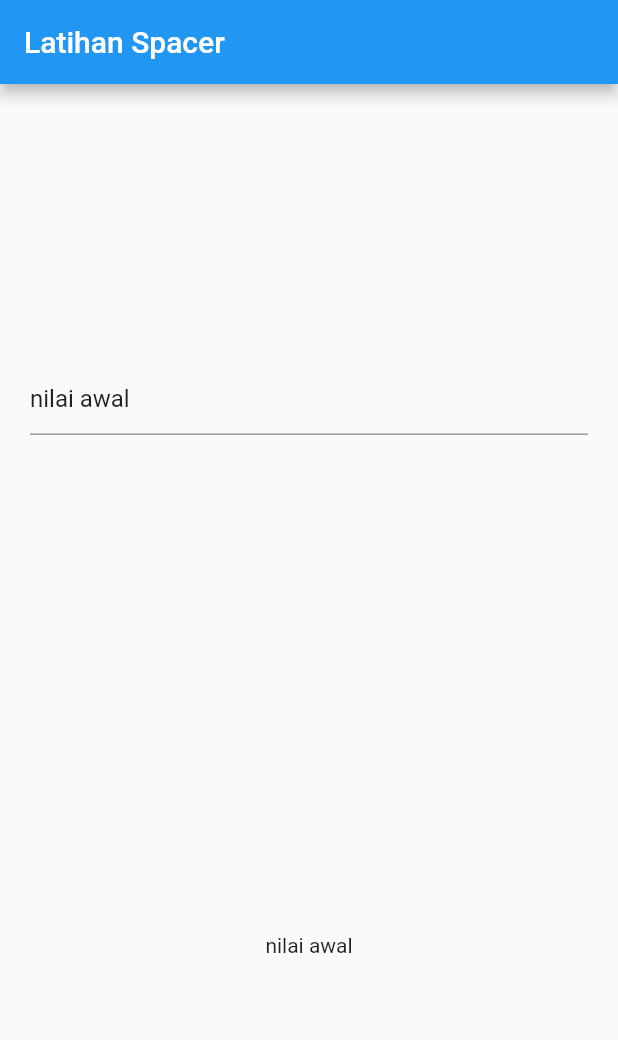
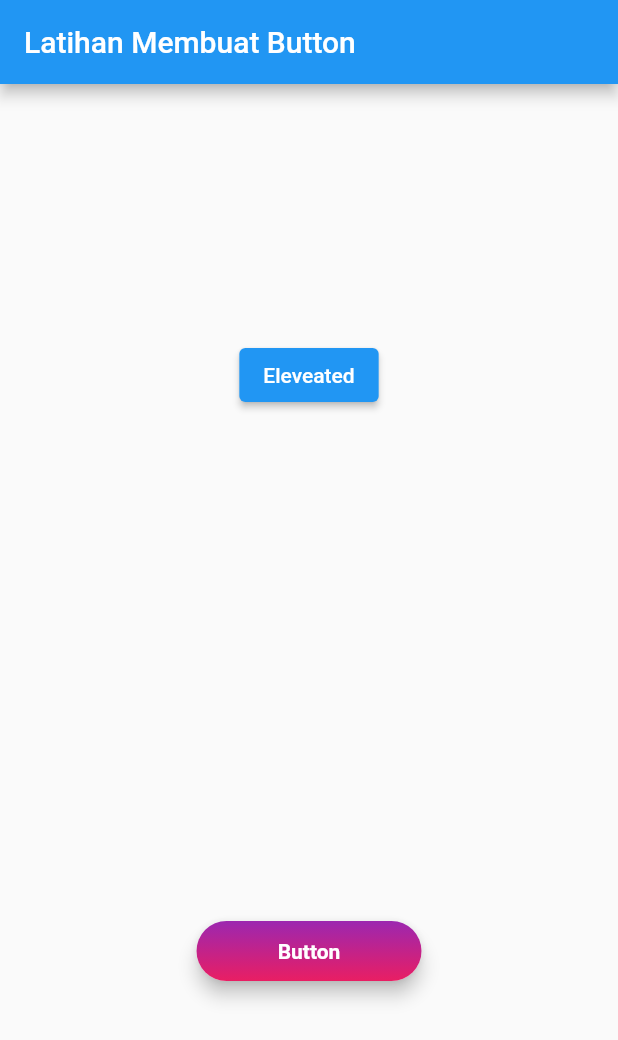
Before and after one commit to Eto02/flutter_latihan, a Flutter app: the screen it shows after launch, on a phone screen of 412 x 824 dp. Shown: the top 1040 px of the screen. Run offline on Flutter 3.47's test engine with Material 2 defaults, Android fonts, the phone set to English and light mode, and no system bars.

Commit message:
Second Push

```diff
--- /dev/null
+++ b/lib/InkWell.dart
@@ -0,0 +1,50 @@
+import 'package:flutter/material.dart';
+
+class InkWellApp extends StatelessWidget {
+  @override
+  Widget build(BuildContext context) {
+    return Scaffold(
+      appBar: AppBar(
+        title: Text('Latihan Membuat Button'),
+      ),
+      body: Center(
+        child: Column(
+          mainAxisAlignment: MainAxisAlignment.spaceAround,
+          children: [
+            ElevatedButton(onPressed: () {}, child: Text('Eleveated')),
+            Material(
+              elevation: 5,
+              borderRadius: BorderRadius.circular(20),
+              child: Container(
+                width: 150,
+                height: 40,
+                decoration: BoxDecoration(
+                    borderRadius: BorderRadius.circular(20),
+                    gradient: LinearGradient(
+                        colors: [Colors.purple, Colors.pink],
+                        begin: Alignment.topCenter,
+                        end: Alignment.bottomCenter)),
+                child: Material(
+                  borderRadius: BorderRadius.circular(20),
+                  color: Colors.transparent,
+                  child: InkWell(
+                    splashColor: Colors.amber,
+                    borderRadius: BorderRadius.circular(20),
+                    onTap: () {},
+                    child: Center(
+                      child: Text(
+                        'Button',
+                        style: TextStyle(
+                            color: Colors.white, fontWeight: FontWeight.w600),
+                      ),
+                    ),
+                  ),
+                ),
+              ),
+            )
+          ],
+        ),
+      ),
+    );
+  }
+}
--- a/lib/main.dart
+++ b/lib/main.dart
@@ -1,11 +1,11 @@
 import 'package:flutter/material.dart';
-import 'package:latihan/TextField.dart';
+import 'package:latihan/InkWell.dart';
 
 void main() => runApp(new MyApp());
 
 class MyApp extends StatelessWidget {
   @override
   Widget build(BuildContext context) {
-    return MaterialApp(home: TextForm());
+    return MaterialApp(home: InkWellApp());
   }
 }
```
Also changed, not shown: lib/MediaQuery.dart (added, +45 -0 lines), lib/TextField.dart (+12 -0 lines).
